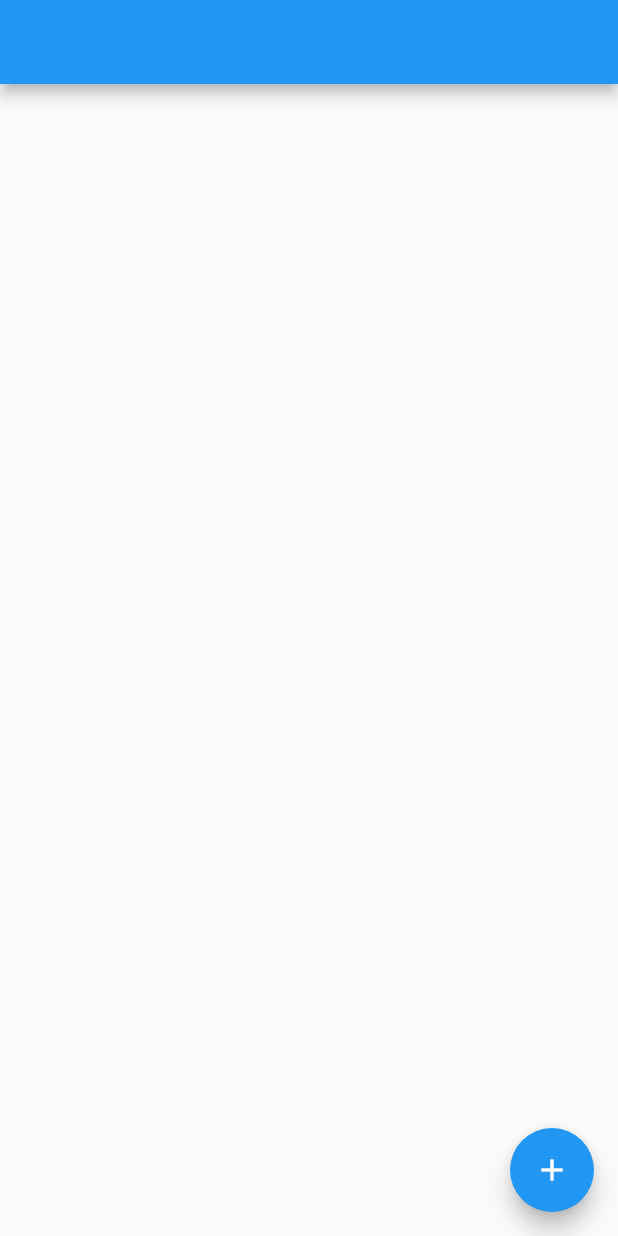
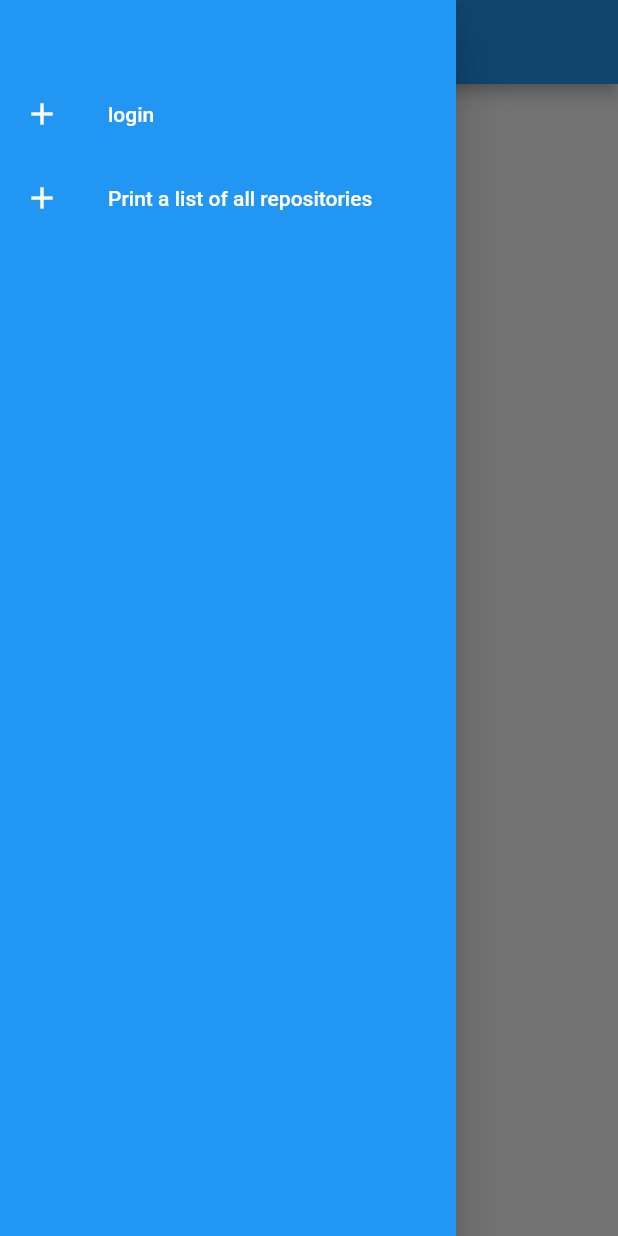
Before and after one commit to fluttercommunity/admin_dashboard, a Flutter app: the screen it shows after launch, with the side drawer open (before the commit the screen has no drawer), on a phone screen of 412 x 824 dp. Run offline on Flutter 3.47's test engine with Material 2 defaults, Android fonts, the phone set to English and light mode, and no system bars; our stand-ins replace firebase_auth, firebase_core, flutter_riverpod; missing offline and left inert: github_sign_in; accounts and stored records are empty.

Commit message:
Added drawer_widget to control navigation, did some UI and created page where all repositories from an organization are fetched and displayed

```diff
--- a/lib/dto/admin_dashboard_cache_model.dart
+++ b/lib/dto/admin_dashboard_cache_model.dart
@@ -1,8 +1,10 @@
+import 'package:admin_dashboard/dto/repo_model.dart';
 import 'package:admin_dashboard/main.dart';
 ///Our application's cache where user ID is stored
 class AdminDashboardCache {
-  ///User ID
   String? uid = '';
-  ///User token
   String token = EnvironmentConfig.token;
+
+  ///List of repositories in the repo screen
+  List<SimpleRepo> myTitleList = [];
 }
--- a/lib/dto/constant.dart
+++ b/lib/dto/constant.dart
@@ -13,4 +13,22 @@ class Constants {
   ///Link to the activity log in our firebase collection
   static const String repoLogLink =
       'https://admin-dashboard-b9503-default-rtdb.firebaseio.com/activity_log';
+  ///Flutter community organization's name as a constant
+  static const String flc = 'fluttercommunity';
+  ///Repos keyword constant for the github API
+  static const String repos = 'repos';
+  ///Start of github URL for the API
+  static const String gitApi = 'https://api.github.com';
+  ///Orgs keyword for the github API
+  static const String orgs = 'orgs';
+  ///Text for the repo page from the drawer
+  static const String printRepos = 'Print a list of all repositories';
+  ///Text for the login page from the drawer
+  static const String login = 'login';
+  ///Title for the repo page
+  static const String repoTitle = 'Repository page';
+  ///Firebase Project name
+  static const String projectName = 'admin-dashboard';
+  ///Welcome page title
+  static const String welcomePageTitle = 'Flutter Admin Dashboard';
 }
--- a/lib/dto/issue_model.dart
+++ b/lib/dto/issue_model.dart
@@ -6,7 +6,6 @@ part 'issue_model.g.dart';
 
 ///Model of github issues
 class Issue {
-  //final List<Label> labels;
 
   ///Model of github issues
   Issue({
@@ -18,7 +17,6 @@ class Issue {
     required this.closedBy,
     required this.commentsNumber,
     required this.repository,
-    //,this.labels
   });
   ///Conversion of JSON into issue object
   factory Issue.fromJson(Map<String, dynamic> json) => _$IssueFromJson(json);
--- a/lib/main.dart
+++ b/lib/main.dart
@@ -1,3 +1,5 @@
+import 'package:admin_dashboard/dto/constant.dart';
+import 'package:admin_dashboard/provider/provider_list.dart';
 import 'package:admin_dashboard/route/routes.dart';
 import 'package:firebase_core/firebase_core.dart';
 import 'package:flutter/material.dart';
@@ -7,6 +9,7 @@ import 'package:flutter_riverpod/flutter_riverpod.dart';
 Future<void> main() async {
   WidgetsFlutterBinding.ensureInitialized();
   await Firebase.initializeApp(
+    name: Constants.projectName,
     options: const FirebaseOptions(
       apiKey: EnvironmentConfig.apiKey,
       appId: EnvironmentConfig.appId,
@@ -29,10 +32,15 @@ class MyAppRoutes extends ConsumerWidget {
 
   @override
   Widget build(BuildContext context, WidgetRef ref) {
+    final cache = ref.read(cacheProvider);
+    final fire = ref.read(fireBaseService);
     return MaterialApp(
-      onGenerateTitle: (context) => 'Flutter Admin App',
-      initialRoute: RouteGenerator.loginPage,
-      onGenerateRoute: RouteGenerator.generateRoute,
+      onGenerateTitle: (context) => Constants.welcomePageTitle,
+      initialRoute: RouteGenerator.welcomePage,
+      onGenerateRoute: //RouteGenerator.generateRoute,
+          (settings) {
+                  return RouteGenerator.generateRoute(settings, cache, fire);
+                },
       debugShowCheckedModeBanner: false,
     );
   }
@@ -44,14 +52,18 @@ class EnvironmentConfig {
   static const clientId = String.fromEnvironment('admin_dashboard_clientId');
   ///logged in client Secret which is stored as a environment variable
   static const clientSecret =
-      String.fromEnvironment('admin_dashboard_clientSecret');
+  String.fromEnvironment('admin_dashboard_clientSecret');
   ///The environment variable containing the redirect URL of GitHub
   static const redirectUrl =
-      String.fromEnvironment('admin_dashboard_redirectUrl');
+  String.fromEnvironment('admin_dashboard_redirectUrl');
   ///logged in client Token which is stored as a environment variable
   static const token = String.fromEnvironment('admin_dashboard_token');
+  ///our firebase's API key as an environment variable
   static const apiKey = String.fromEnvironment('apiKey');
+  ///our android appID from the firebase console as an environment variable
   static const appId = String.fromEnvironment('appId');
+  ///our messagingSenderID from the firebase console as an environment variable
   static const messagingSenderId = String.fromEnvironment('messagingSenderId');
+  ///Our projectID from the firebase console as an environment variable
   static const projectId = String.fromEnvironment('projectId');
 }
--- /dev/null
+++ b/lib/page/drawer_widget.dart
@@ -0,0 +1,79 @@
+import 'package:admin_dashboard/authentication/authentication.dart';
+import 'package:admin_dashboard/dto/admin_dashboard_cache_model.dart';
+import 'package:admin_dashboard/dto/constant.dart';
+import 'package:admin_dashboard/dto/issue_model.dart';
+import 'package:admin_dashboard/dto/repo_model.dart';
+import 'package:admin_dashboard/route/routes.dart';
+import 'package:admin_dashboard/service/basic_service.dart';
+import 'package:admin_dashboard/service/fire_base.dart';
+import 'package:flutter/material.dart';
+
+///Drawer widget that is used for navigation throughout the app
+class DrawerWidget extends StatelessWidget {
+  ///Constructor for the drawer widget
+  const DrawerWidget(this.cache, this.fire, {Key? key}) : super(key: key);
+
+  ///Our cache that is used throughout the app
+ final AdminDashboardCache cache;
+  ///
+ final BasicServiceInterface fire;
+
+  @override
+  Widget build(BuildContext context) {
+    return Drawer(
+        child: Material(
+            color: Colors.blue,
+            child: ListView(
+              children: <Widget>[
+                const SizedBox(height: 48),
+                buildMenuItem(
+                  text: Constants.login,
+                  icon: Icons.add,
+                  onClicked: () =>  {login(context)},
+                ),
+                //
+                buildMenuItem(text: Constants.printRepos,
+                    icon: Icons.add,
+                  onClicked: () =>{
+                  Navigator.of(context).pushNamed(RouteGenerator.repoPage)
+                  },
+                ),
+              ],
+            ),
+        ),
+    );
+  }
+  ///Build for items in the drawer widget
+  Widget buildMenuItem({
+    required String text,
+    required IconData icon,
+    VoidCallback? onClicked,
+  }) {
+    const color = Colors.white;
+
+    return ListTile(
+      leading: Icon(icon, color: color),
+      title: Text(text, style: const TextStyle(color: color)),
+      onTap: onClicked,
+    );
+  }
+  ///Prints a list of all repos in a specific organization
+  Future<List<SimpleRepo>> printRepos(BuildContext context) async {
+    FireBaseService fireBaseService;
+    fireBaseService = FireBaseService();
+
+    final list = await fireBaseService.getAllRepos(
+        context,
+        cache,
+    );
+    return list;
+  }
+  ///Function that handles logging in via github's API, calls githubLogin
+  Future<void> login(BuildContext context) async {
+    FirebaseAuthenticationService firebaseAuthenticationService;
+    firebaseAuthenticationService = FirebaseAuthenticationService();
+    String? uid;
+    uid = await firebaseAuthenticationService.githubLogin(context, cache);
+    debugPrint('uid is ${uid!}');
+  }
+}
--- a/lib/page/login_page.dart
+++ /dev/null
@@ -1,136 +0,0 @@
-import 'package:admin_dashboard/authentication/authentication.dart';
-import 'package:admin_dashboard/dto/admin_dashboard_cache_model.dart';
-import 'package:admin_dashboard/dto/constant.dart';
-import 'package:admin_dashboard/dto/issue_model.dart';
-import 'package:admin_dashboard/dto/pull_model.dart';
-import 'package:admin_dashboard/provider/provider_list.dart';
-import 'package:admin_dashboard/service/basic_service.dart';
-import 'package:admin_dashboard/service/fire_base.dart';
-import 'package:flutter/material.dart';
-import 'package:flutter_riverpod/flutter_riverpod.dart';
-
-///Initial page that prompts user to log in, default page shown
-class LoginPage extends ConsumerWidget {
-  ///Build interface using Consumer to pass AdminDashboardCache
-  /// to LoginPageDetailsBody
-  const LoginPage({Key? key}) : super(key: key);
-  @override
-  Widget build(BuildContext context, WidgetRef ref) {
-    final cache = ref.read(cacheProvider);
-    final fire = ref.read(fireBaseService);
-
-    return Scaffold(
-      body: LoginPageDetailsBody(cache, fire),
-    );
-  }
-}
-///Details of the Login page's body
-class LoginPageDetailsBody extends StatelessWidget {
-  ///key
-  const LoginPageDetailsBody(this.cache, this.fire, {Key? key})
-      : super(key: key);
-  ///cache where the logged in user's ID is stored
-  final AdminDashboardCache cache;
-  ///instance to handle firebase services
-  final BasicServiceInterface fire;
-
-  @override
-  Widget build(BuildContext context) {
-    return MaterialApp(
-      theme: ThemeData(
-        primarySwatch: Colors.blue,
-      ),
-      home: MyLoginPage(cache: cache, fire: fire),
-    );
-  }
-}
-
-///state of the login page
-class MyLoginPage extends StatefulWidget {
-  ///login page
-  const MyLoginPage({
-    Key? key,
-    required this.cache,
-    required this.fire,
-  }) : super(key: key);
-  ///Cache where userID and token are stored
-  final AdminDashboardCache cache;
-  ///Instance variable of Firebase service
-  final BasicServiceInterface fire;
-
-  @override
-  State<MyLoginPage> createState() => _MyLoginPageState(cache, fire);
-}
-
-class _MyLoginPageState extends State<MyLoginPage> {
-  _MyLoginPageState(this.cache, this.fire);
-  AdminDashboardCache cache;
-  BasicServiceInterface fire;
-
-  @override
-  Widget build(BuildContext context) {
-    return Scaffold(
-      appBar: AppBar(
-      ),
-      body: Center(
-        child: Column(
-          mainAxisAlignment: MainAxisAlignment.center,
-        ),
-      ),
-      floatingActionButton: FloatingActionButton(
-        onPressed: createIssue,
-        //printRepoIssues(context),
-        tooltip: '',
-        child: const Icon(Icons.add),
-      ),
-    );
-  }
-
-  ///Test function for creating issues and storing in our firebase collection
-  void createIssue() {
-    Issue issue;
-    issue = Issue(
-      issueID: 250,
-      state: 'closed',
-      title: 'Test Issue',
-      loggedAt: DateTime.now(),
-      closedAt: DateTime.now(),
-      closedBy: 'Amer',
-      commentsNumber: 4,
-      repository: Constants.repoNameTest ,
-    );
-    fire.addIssue(issue);
-  }
-  ///Test function for logging into and displaying a user's github ID
-  Future<void> printUser(BuildContext context) async {
-    FirebaseAuthenticationService firebaseAuthenticationService;
-    firebaseAuthenticationService = FirebaseAuthenticationService();
-    String? uid;
-    uid = await firebaseAuthenticationService.githubLogin(context, cache);
-    debugPrint('uid is ${uid!}');
-  }
-  /// Test function,
-  /// Prints a list of all the available issues in our firebase collection
-  Future<void> printRepoIssues(BuildContext context) async {
-    FireBaseService fireBaseService;
-    fireBaseService = FireBaseService();
-    await fireBaseService.getAllRepoIssues(
-        '/repos/fluttercommunity/plus_plugins/issues', context, cache,);
-  }
-
-  ///Test function for creating pull requests
-  void createPull() {
-    Pull pull;
-    pull = Pull(
-      userId: 250,
-      state: 'closed',
-      title: 'Test Pull',
-      loggedAt: DateTime.now(),
-      closedAt: DateTime.now(),
-      closedBy: 'Amer',
-      commentsNumber: 4,
-      repository: 'Flutter Test',
-    );
-    fire.addPull(pull);
-  }
-}
--- /dev/null
+++ b/lib/page/welcome_page.dart
@@ -0,0 +1,40 @@
+import 'package:admin_dashboard/dto/admin_dashboard_cache_model.dart';
+import 'package:admin_dashboard/dto/constant.dart';
+import 'package:admin_dashboard/page/drawer_widget.dart';
+import 'package:admin_dashboard/service/basic_service.dart';
+import 'package:flutter/material.dart';
+
+///Default page shown in our application
+class WelcomePage extends StatefulWidget {
+
+  ///welcome page
+  const WelcomePage({
+    Key? key,
+    required this.cache,
+    required this.fire,
+  }) : super(key: key);
+
+  ///cache where the logged in user's ID is stored
+  final AdminDashboardCache cache;
+  ///instance to handle firebase services
+  final BasicServiceInterface fire;
+
+  @override
+  State<WelcomePage> createState() => _WelcomePageState(cache, fire);
+}
+
+class _WelcomePageState extends State<WelcomePage> {
+  _WelcomePageState(this.cache, this.fire);
+
+  AdminDashboardCache cache;
+  BasicServiceInterface fire;
+
+  @override
+  Widget build(BuildContext context) => Scaffold(
+    drawer: DrawerWidget(cache, fire),
+    appBar:  AppBar(
+      title: const Text(Constants.welcomePageTitle),
+    ),
+  );
+
+}
--- a/lib/route/routes.dart
+++ b/lib/route/routes.dart
@@ -1,19 +1,33 @@
-import 'package:admin_dashboard/page/login_page.dart';
+import 'package:admin_dashboard/dto/admin_dashboard_cache_model.dart';
+import 'package:admin_dashboard/page/repo_page.dart';
+import 'package:admin_dashboard/page/welcome_page.dart';
+import 'package:admin_dashboard/service/fire_base.dart';
 import 'package:flutter/material.dart';
 
 ///The route generator that handles navigation throughout the app\
 
 class RouteGenerator {
   RouteGenerator._();
-  ///login page path
-  static const String loginPage = '/';
+  ///Welcome page path
+  static const String welcomePage = '/';
+  ///repository page path
+  static const String repoPage = '/repos';
+
+
 
   ///decides which page to open depending on the path provided to the navigator
-  static Route<dynamic> generateRoute(RouteSettings settings) {
+  static Route<dynamic> generateRoute(RouteSettings settings,
+      AdminDashboardCache cache,
+      FireBaseService fire,
+      ) {
     switch (settings.name) {
-      case loginPage:
+      case welcomePage:
         return MaterialPageRoute(
-          builder: (_) => const LoginPage(),
+          builder: (_) =>  WelcomePage(cache: cache, fire: fire),
+        );
+      case repoPage:
+        return MaterialPageRoute(
+            builder: (_) => RepoPage(cache: cache, fire: fire),
         );
       default:
         throw const FormatException('Route not found');
--- a/lib/service/basic_service.dart
+++ b/lib/service/basic_service.dart
@@ -1,6 +1,7 @@
 import 'package:admin_dashboard/dto/admin_dashboard_cache_model.dart';
 import 'package:admin_dashboard/dto/issue_model.dart';
 import 'package:admin_dashboard/dto/pull_model.dart';
+import 'package:admin_dashboard/dto/repo_model.dart';
 import 'package:flutter/cupertino.dart';
 
 ///The interface used to define methods that the GitHub Service Implementor
@@ -29,4 +30,8 @@ abstract class BasicServiceInterface {
   ///adds PR to a specific repo as defined in the PR param
   Future<Pull> addPull(Pull pr);
 
+  ///retrieves all repositories belonging to a specific organization
+  Future<List<SimpleRepo>> getAllRepos(  BuildContext context,
+      AdminDashboardCache cache,
+  );
 }
```
Also changed, not shown: lib/dto/repo_model.dart (added, +54 -0 lines), lib/page/repo_page.dart (added, +115 -0 lines), lib/service/fire_base.dart (+58 -2 lines), pubspec.yaml (+3 -6 lines), lib/dto/issue_model.g.dart, lib/dto/pull_model.g.dart, lib/dto/repo_model.g.dart (added), 1 other file.
